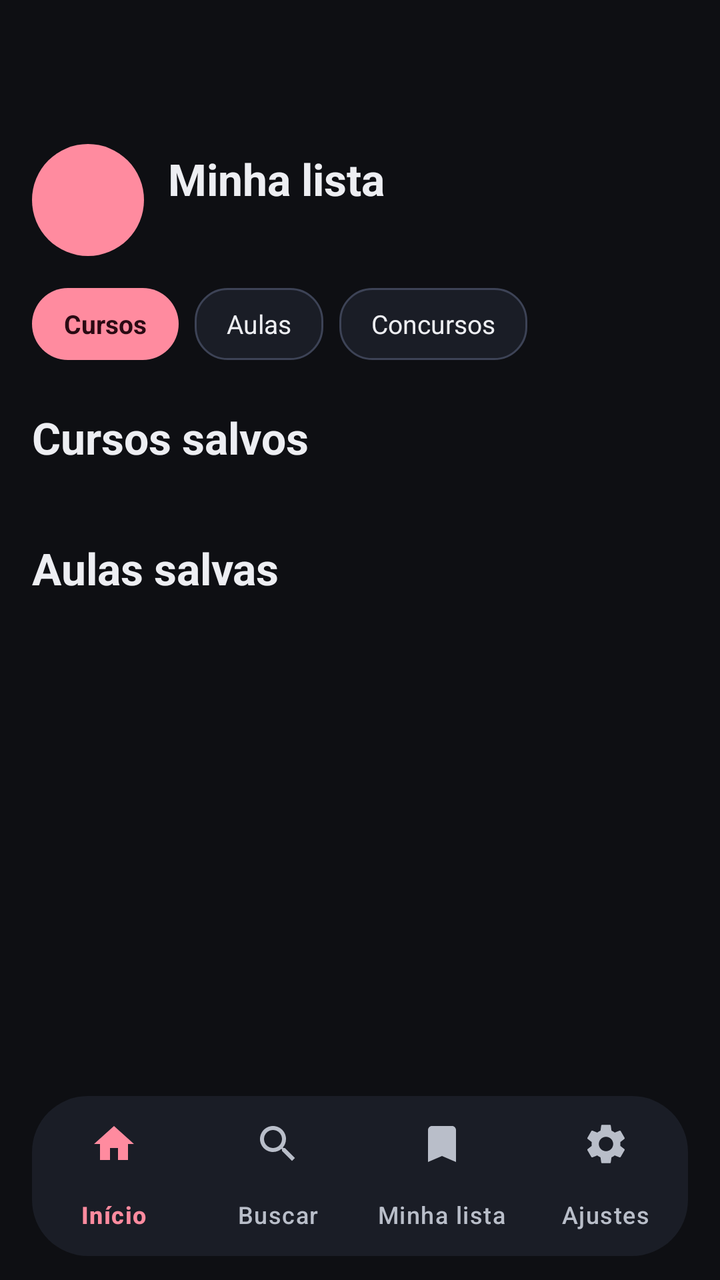
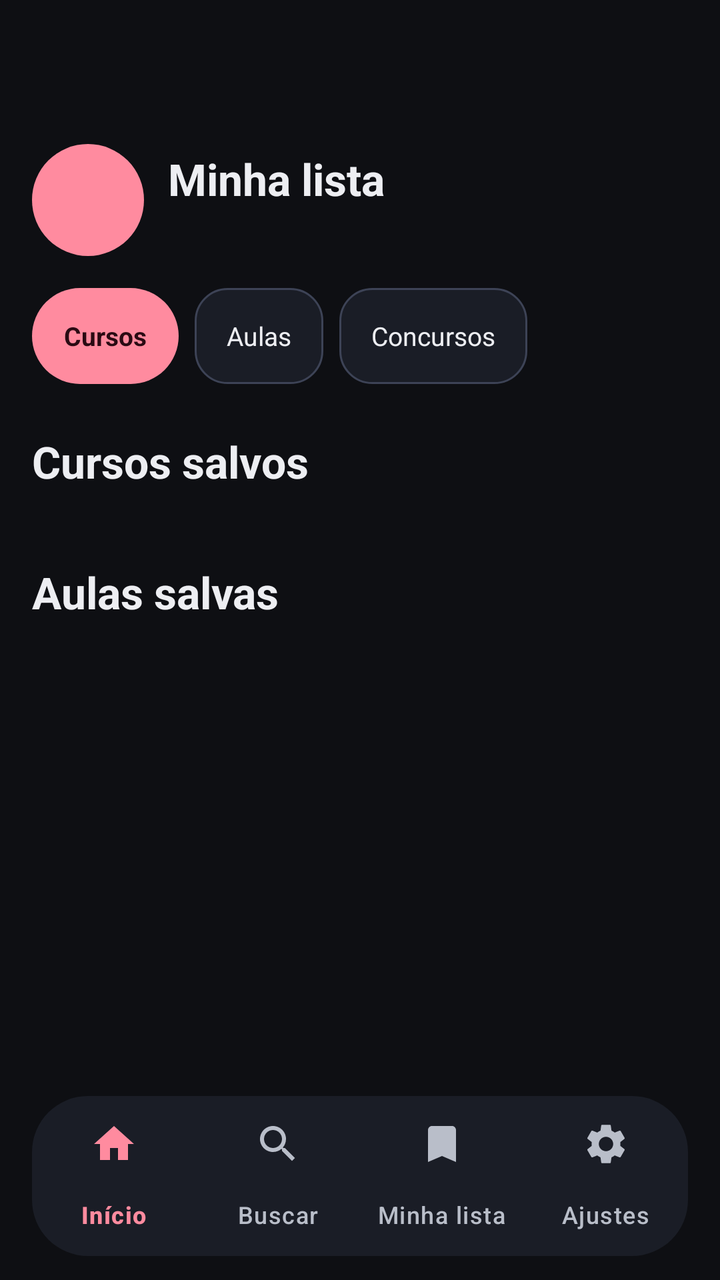

Two renders of the same Android screen: before a commit and after it. Below are the layout's source before the change and the commit's diff.
<!-- AndroidManifest.xml: application theme Theme.Meggy -->
<!-- res/layout/activity_mylist.xml -->
<?xml version="1.0" encoding="utf-8"?>
<LinearLayout xmlns:android="http://schemas.android.com/apk/res/android"
    xmlns:app="http://schemas.android.com/apk/res-auto"
    android:layout_width="match_parent"
    android:layout_height="match_parent"
    android:background="@color/md_background"
    android:orientation="vertical">

    <com.google.android.material.appbar.MaterialToolbar
        android:id="@+id/toolbar"
        android:layout_width="match_parent"
        android:layout_height="64dp"
        android:background="@color/md_background"
        android:elevation="0dp"
        app:navigationIconTint="@color/md_primary"
        app:titleTextAppearance="@style/TextAppearance.Material3.TitleLarge"
        app:titleTextColor="@color/md_on_surface" />

    <androidx.core.widget.NestedScrollView
        android:id="@+id/scrollContent"
        android:layout_width="match_parent"
        android:layout_height="0dp"
        android:layout_weight="1"
        android:fillViewport="true">

        <LinearLayout
            android:layout_width="match_parent"
            android:layout_height="wrap_content"
            android:orientation="vertical"
            android:paddingHorizontal="@dimen/content_margin"
            android:paddingBottom="@dimen/spacing_lg">

            
            <LinearLayout
                android:layout_width="match_parent"
                android:layout_height="wrap_content"
                android:layout_marginTop="@dimen/spacing_sm"
                android:gravity="center_vertical"
                android:orientation="horizontal">

                <TextView
                    android:id="@+id/avatarMonogram"
                    android:layout_width="56dp"
                    android:layout_height="56dp"
                    android:background="@drawable/btn_play_circle"
                    android:gravity="center"
                    android:textColor="@color/md_on_primary"
                    android:textSize="22sp"
                    android:textStyle="bold" />

                <LinearLayout
                    android:layout_width="0dp"
                    android:layout_height="wrap_content"
                    android:layout_marginStart="@dimen/spacing_md"
                    android:layout_weight="1"
                    android:orientation="vertical">

                    <TextView
                        android:layout_width="match_parent"
                        android:layout_height="wrap_content"
                        android:text="@string/mylist_title"
                        android:textColor="@color/md_on_surface"
                        android:textSize="@dimen/text_topbar_title"
                        android:textStyle="bold" />

                    <TextView
                        android:id="@+id/labelCount"
                        android:layout_width="match_parent"
                        android:layout_height="wrap_content"
                        android:layout_marginTop="2dp"
                        android:textColor="@color/md_primary"
                        android:textSize="@dimen/text_card_subtitle" />
                </LinearLayout>
            </LinearLayout>

            
            <LinearLayout
                android:layout_width="match_parent"
                android:layout_height="wrap_content"
                android:layout_marginTop="@dimen/spacing_lg"
                android:orientation="horizontal">

                <TextView
                    android:id="@+id/tabCourses"
                    android:layout_width="wrap_content"
                    android:layout_height="@dimen/chip_height"
                    android:layout_marginEnd="@dimen/spacing_sm"
                    android:background="@drawable/btn_primary_pill"
                    android:clickable="true"
                    android:focusable="true"
                    android:gravity="center"
                    android:paddingHorizontal="@dimen/spacing_lg"
                    android:text="Cursos"
                    android:textColor="@color/md_on_primary"
                    android:textSize="@dimen/text_chip"
                    android:textStyle="bold" />

                <TextView
                    android:id="@+id/tabFiles"
                    android:layout_width="wrap_content"
                    android:layout_height="@dimen/chip_height"
                    android:layout_marginEnd="@dimen/spacing_sm"
                    android:background="@drawable/chip_outline"
                    android:clickable="true"
                    android:focusable="true"
                    android:gravity="center"
                    android:paddingHorizontal="@dimen/spacing_lg"
                    android:text="Aulas"
                    android:textColor="@color/md_on_surface"
                    android:textSize="@dimen/text_chip" />

                <TextView
                    android:id="@+id/tabConcursos"
                    android:layout_width="wrap_content"
                    android:layout_height="@dimen/chip_height"
                    android:background="@drawable/chip_outline"
                    android:clickable="true"
                    android:focusable="true"
                    android:gravity="center"
                    android:paddingHorizontal="@dimen/spacing_lg"
                    android:text="Concursos"
                    android:textColor="@color/md_on_surface"
                    android:textSize="@dimen/text_chip" />
            </LinearLayout>

            <TextView
                android:id="@+id/labelCourses"
                android:layout_width="match_parent"
                android:layout_height="wrap_content"
                android:layout_marginTop="@dimen/spacing_xl"
                android:text="Cursos salvos"
                android:textColor="@color/md_on_surface"
                android:textSize="@dimen/text_section_title"
                android:textStyle="bold" />

            
            <androidx.recyclerview.widget.RecyclerView
                android:id="@+id/recyclerCourses"
                android:layout_width="match_parent"
                android:layout_height="wrap_content"
                android:layout_marginTop="@dimen/spacing_md"
                android:clipToPadding="false"
                android:clipChildren="false"
                android:nestedScrollingEnabled="false"
                android:overScrollMode="never" />

            <TextView
                android:id="@+id/labelFiles"
                android:layout_width="match_parent"
                android:layout_height="wrap_content"
                android:layout_marginTop="@dimen/spacing_xl"
                android:text="Aulas salvas"
                android:textColor="@color/md_on_surface"
                android:textSize="@dimen/text_section_title"
                android:textStyle="bold" />

            
            <androidx.recyclerview.widget.RecyclerView
                android:id="@+id/recycler"
                android:layout_width="match_parent"
                android:layout_height="wrap_content"
                android:layout_marginTop="@dimen/spacing_md"
                android:clipToPadding="false"
                android:clipChildren="false"
                android:nestedScrollingEnabled="false"
                android:overScrollMode="never" />

            <TextView
                android:id="@+id/labelBookmarks"
                android:layout_width="match_parent"
                android:layout_height="wrap_content"
                android:layout_marginTop="@dimen/spacing_xl"
                android:text="Documentos marcados"
                android:textColor="@color/md_on_surface"
                android:textSize="@dimen/text_section_title"
                android:textStyle="bold"
                android:visibility="gone" />

            
            <androidx.recyclerview.widget.RecyclerView
                android:id="@+id/recyclerBookmarks"
                android:layout_width="match_parent"
                android:layout_height="wrap_content"
                android:layout_marginTop="@dimen/spacing_md"
                android:clipToPadding="false"
                android:clipChildren="false"
                android:nestedScrollingEnabled="false"
                android:overScrollMode="never"
                android:visibility="gone" />

            <TextView
                android:id="@+id/emptyState"
                android:layout_width="match_parent"
                android:layout_height="wrap_content"
                android:layout_marginTop="@dimen/spacing_xl"
                android:gravity="center"
                android:text="Nada salvo ainda — toque na ★ de um curso ou aula."
                android:textColor="@color/md_on_surface_variant"
                android:textSize="@dimen/text_detail_body"
                android:visibility="gone" />
        </LinearLayout>
    </androidx.core.widget.NestedScrollView>

    
    <com.google.android.material.bottomnavigation.BottomNavigationView
        android:id="@+id/bottomNav"
        android:layout_width="match_parent"
        android:layout_height="wrap_content"
        android:layout_marginHorizontal="@dimen/content_margin"
        android:layout_marginBottom="@dimen/spacing_md"
        android:background="@drawable/nav_bar_background"
        android:elevation="@dimen/elevation_3"
        app:itemActiveIndicatorStyle="@style/NavIndicatorPill"
        app:itemIconTint="@color/bottom_nav_item_color"
        app:itemTextColor="@color/bottom_nav_item_color"
        app:labelVisibilityMode="labeled"
        app:menu="@menu/bottom_nav_menu" />
</LinearLayout>
<!-- resources referenced by this layout -->
<resources>
  <color name="md_background">#FF0E0F13</color>
  <color name="md_on_primary">#FF2A0A13</color>
  <color name="md_on_surface">#FFEDEEF2</color>
  <color name="md_on_surface_variant">#FFB9BEC9</color>
  <color name="md_primary">#FFFF8B9F</color>
  <dimen name="chip_height">36dp</dimen>
  <dimen name="content_margin">16dp</dimen>
  <dimen name="elevation_3">3dp</dimen>
  <dimen name="spacing_lg">16dp</dimen>
  <dimen name="spacing_md">12dp</dimen>
  <dimen name="spacing_sm">8dp</dimen>
  <dimen name="spacing_xl">24dp</dimen>
  <dimen name="text_card_subtitle">14sp</dimen>
  <dimen name="text_chip">13sp</dimen>
  <dimen name="text_detail_body">16sp</dimen>
  <dimen name="text_section_title">22sp</dimen>
  <dimen name="text_topbar_title">22sp</dimen>
  <!-- drawable btn_play_circle (drawable) -->
  <?xml version="1.0" encoding="utf-8"?>
  <selector xmlns:android="http://schemas.android.com/apk/res/android">
      <item android:state_focused="true">
          <shape android:shape="oval">
              <solid android:color="@color/md_primary" />
              <stroke android:width="3dp" android:color="@android:color/white" />
          </shape>
      </item>
      <item android:state_pressed="true">
          <shape android:shape="oval">
              <solid android:color="@color/md_primary" />
              <stroke android:width="2dp" android:color="@android:color/white" />
          </shape>
      </item>
      <item>
          <shape android:shape="oval">
              <solid android:color="@color/md_primary" />
          </shape>
      </item>
  </selector>
  <!-- drawable chip_outline (drawable) -->
  <?xml version="1.0" encoding="utf-8"?>
  <shape xmlns:android="http://schemas.android.com/apk/res/android"
      android:shape="rectangle">
      <corners android:radius="16dp" />
      <solid android:color="@color/md_surface_container" />
      <stroke
          android:width="1dp"
          android:color="@color/md_outline" />
  </shape>
  <!-- drawable nav_bar_background (drawable) -->
  <?xml version="1.0" encoding="utf-8"?>
  <shape xmlns:android="http://schemas.android.com/apk/res/android"
      android:shape="rectangle">
      <corners android:radius="28dp" />
      <solid android:color="@color/md_surface_container" />
  </shape>
  <string name="mylist_title">Minha lista</string>
  <style name="NavIndicatorPill" parent="Widget.Material3.BottomNavigationView.ActiveIndicator">
          <item name="android:background">@drawable/nav_indicator_pill</item>
      </style>
  <dimen name="radius_pill">64dp</dimen>
  <color name="md_surface_container">#FF1A1D26</color>
  <color name="md_outline">#FF3D4356</color>
  <!-- drawable nav_indicator_pill (drawable) -->
  <?xml version="1.0" encoding="utf-8"?>
  <shape xmlns:android="http://schemas.android.com/apk/res/android"
      android:shape="rectangle">
      <corners android:radius="@dimen/radius_pill" />
      <solid android:color="@color/hero_badge_bg" />
  </shape>
  <color name="md_primary_container">#FF3A2029</color>
  <color name="md_on_primary_container">#FFFFD9E0</color>
  <color name="md_secondary">#FFB3A6B0</color>
  <color name="md_on_secondary">#FF221A20</color>
  <color name="md_secondary_container">#FF2B2530</color>
  <color name="md_on_secondary_container">#FFE8DDE6</color>
  <color name="md_surface">#FF14161C</color>
  <color name="md_surface_variant">#FF1E212B</color>
  <color name="md_on_background">#FFEDEEF2</color>
  <color name="md_outline_variant">#FF262A36</color>
  <color name="md_error">#FFCF6679</color>
  <color name="md_on_error">#FF600014</color>
  <style name="Widget.Meggy.CardView" parent="Widget.Material3.CardView.Filled">
          <item name="cardBackgroundColor">@color/md_surface_container</item>
          <item name="cardCornerRadius">20dp</item>
          <item name="cardElevation">2dp</item>
          <item name="contentPadding">0dp</item>
          <item name="strokeWidth">0dp</item>
      </style>
  <color name="hero_badge_bg">#1FFF8B9F</color>
  <!-- unchanged entries left out for length: 2 -->
</resources>

<!-- the commit's change to res/layout/activity_mylist.xml (unified diff, before → after) -->
@@ -83,7 +83,7 @@
                 <TextView
                     android:id="@+id/tabCourses"
                     android:layout_width="wrap_content"
-                    android:layout_height="@dimen/chip_height"
+                    android:layout_height="@dimen/chip_height_interactive"
                     android:layout_marginEnd="@dimen/spacing_sm"
                     android:background="@drawable/btn_primary_pill"
                     android:clickable="true"
@@ -98,7 +98,7 @@
                 <TextView
                     android:id="@+id/tabFiles"
                     android:layout_width="wrap_content"
-                    android:layout_height="@dimen/chip_height"
+                    android:layout_height="@dimen/chip_height_interactive"
                     android:layout_marginEnd="@dimen/spacing_sm"
                     android:background="@drawable/chip_outline"
                     android:clickable="true"
@@ -112,7 +112,7 @@
                 <TextView
                     android:id="@+id/tabConcursos"
                     android:layout_width="wrap_content"
-                    android:layout_height="@dimen/chip_height"
+                    android:layout_height="@dimen/chip_height_interactive"
                     android:background="@drawable/chip_outline"
                     android:clickable="true"
                     android:focusable="true"
<!-- resource entries referenced after the edit -->
@@ -5,7 +5,7 @@
   <color name="md_on_surface">#FFEDEEF2</color>
   <color name="md_on_surface_variant">#FFB9BEC9</color>
   <color name="md_primary">#FFFF8B9F</color>
-  <dimen name="chip_height">36dp</dimen>
+  <dimen name="chip_height_interactive">48dp</dimen>
   <dimen name="content_margin">16dp</dimen>
   <dimen name="elevation_3">3dp</dimen>
   <dimen name="spacing_lg">16dp</dimen>
